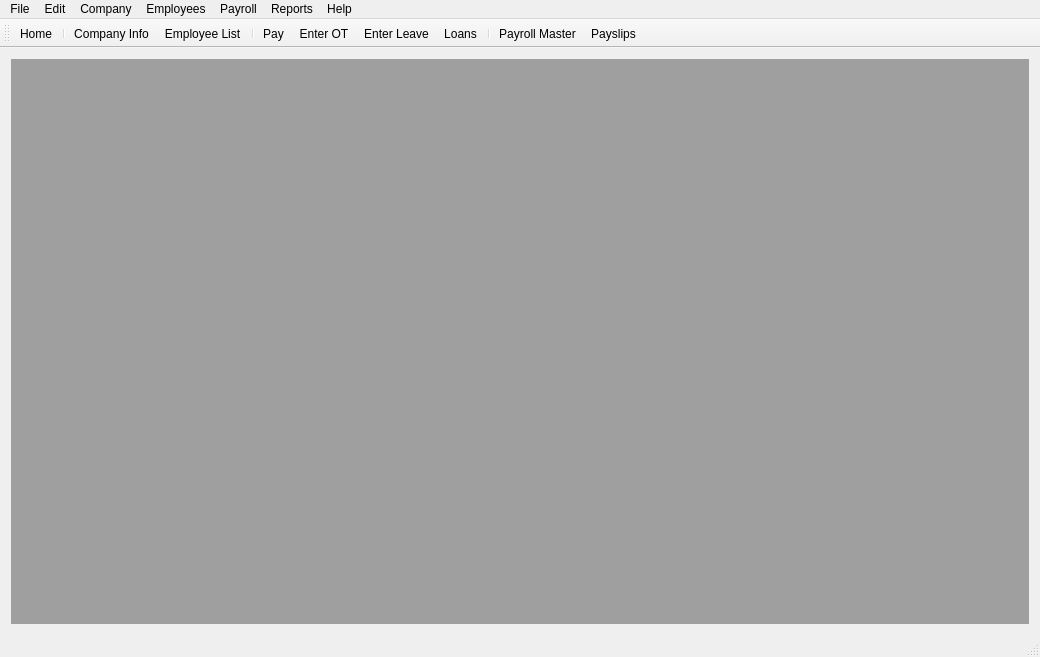
Before: the Qt Designer form payroll/payrollmainwindow.ui in jayjay-w/payroll, drawn with Qt 5.
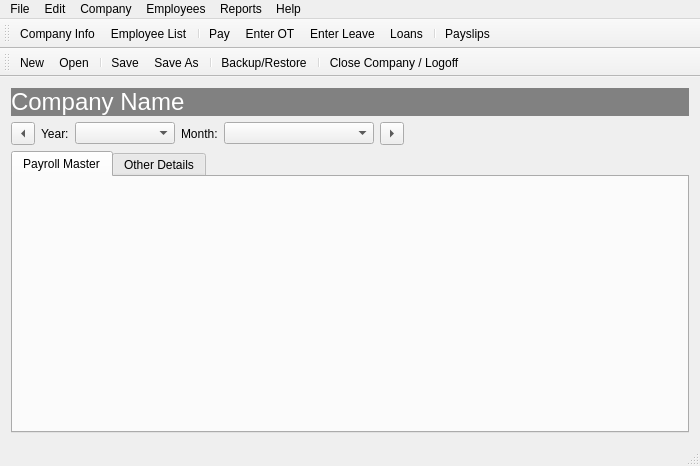
After: the same form once the commit is applied.

Patch:
```diff
--- a/payroll/payrollmainwindow.ui
+++ b/payroll/payrollmainwindow.ui
@@ -6,8 +6,8 @@
    <rect>
     <x>0</x>
     <y>0</y>
-    <width>1040</width>
-    <height>657</height>
+    <width>700</width>
+    <height>466</height>
    </rect>
   </property>
   <property name="windowTitle">
@@ -16,7 +16,111 @@
   <widget class="QWidget" name="centralWidget">
    <layout class="QVBoxLayout" name="verticalLayout">
     <item>
-     <widget class="QMdiArea" name="mdiArea"/>
+     <widget class="QLabel" name="lblCompanyAndCurrentMonth">
+      <property name="font">
+       <font>
+        <pointsize>18</pointsize>
+       </font>
+      </property>
+      <property name="styleSheet">
+       <string notr="true">background-color: rgb(129, 129, 129);
+color: rgb(255, 255, 255);</string>
+      </property>
+      <property name="text">
+       <string>Company Name</string>
+      </property>
+     </widget>
+    </item>
+    <item>
+     <layout class="QHBoxLayout" name="horizontalLayout">
+      <item>
+       <widget class="QToolButton" name="cmdMonthBack">
+        <property name="text">
+         <string>...</string>
+        </property>
+        <property name="toolButtonStyle">
+         <enum>Qt::ToolButtonIconOnly</enum>
+        </property>
+        <property name="arrowType">
+         <enum>Qt::LeftArrow</enum>
+        </property>
+       </widget>
+      </item>
+      <item>
+       <widget class="QLabel" name="label">
+        <property name="text">
+         <string>Year:</string>
+        </property>
+       </widget>
+      </item>
+      <item>
+       <widget class="QComboBox" name="cboYear">
+        <property name="minimumSize">
+         <size>
+          <width>100</width>
+          <height>0</height>
+         </size>
+        </property>
+       </widget>
+      </item>
+      <item>
+       <widget class="QLabel" name="label_2">
+        <property name="text">
+         <string>Month:</string>
+        </property>
+       </widget>
+      </item>
+      <item>
+       <widget class="QComboBox" name="cboMonth">
+        <property name="minimumSize">
+         <size>
+          <width>150</width>
+          <height>0</height>
+         </size>
+        </property>
+       </widget>
+      </item>
+      <item>
+       <widget class="QToolButton" name="cmdMonthNext">
+        <property name="text">
+         <string>...</string>
+        </property>
+        <property name="arrowType">
+         <enum>Qt::RightArrow</enum>
+        </property>
+       </widget>
+      </item>
+      <item>
+       <spacer name="horizontalSpacer">
+        <property name="orientation">
+         <enum>Qt::Horizontal</enum>
+        </property>
+        <property name="sizeHint" stdset="0">
+         <size>
+          <width>40</width>
+          <height>20</height>
+         </size>
+        </property>
+       </spacer>
+      </item>
+     </layout>
+    </item>
+    <item>
+     <widget class="QTabWidget" name="tabWidget">
+      <property name="currentIndex">
+       <number>0</number>
+      </property>
+      <widget class="QWidget" name="tab">
+       <attribute name="title">
+        <string>Payroll Master</string>
+       </attribute>
+      </widget>
+      <widget class="QWidget" name="tab_2">
+       <attribute name="title">
+        <string>Other Details</string>
+       </attribute>
+      </widget>
+     </widget>
     </item>
    </layout>
   </widget>
@@ -25,8 +129,8 @@
     <rect>
      <x>0</x>
      <y>0</y>
-     <width>1040</width>
-     <height>22</height>
+     <width>700</width>
+     <height>21</height>
     </rect>
    </property>
    <widget class="QMenu" name="menuFile">
@@ -79,13 +183,6 @@
     <addaction name="actionPayslips"/>
     <addaction name="actionAttendance"/>
    </widget>
-   <widget class="QMenu" name="menuPayroll">
-    <property name="title">
-     <string>Payroll</string>
-    </property>
-    <addaction name="actionPayroll_Master"/>
-    <addaction name="separator"/>
-   </widget>
    <widget class="QMenu" name="menuReports">
     <property name="title">
      <string>Reports</string>
@@ -107,7 +204,6 @@
    <addaction name="menuEdit"/>
    <addaction name="menuCompany"/>
    <addaction name="menuEmployees"/>
-   <addaction name="menuPayroll"/>
    <addaction name="menuReports"/>
    <addaction name="menuHelp"/>
   </widget>
@@ -118,8 +214,6 @@
    <attribute name="toolBarBreak">
     <bool>false</bool>
    </attribute>
-   <addaction name="actionHome"/>
-   <addaction name="separator"/>
    <addaction name="actionCompany_Info"/>
    <addaction name="actionEmployee_List"/>
    <addaction name="separator"/>
@@ -128,10 +222,29 @@
    <addaction name="actionEnter_Leave"/>
    <addaction name="actionLoans"/>
    <addaction name="separator"/>
-   <addaction name="actionPayroll_Master"/>
    <addaction name="actionPayslips_2"/>
   </widget>
   <widget class="QStatusBar" name="statusBar"/>
+  <widget class="QToolBar" name="toolBar">
+   <property name="windowTitle">
+    <string>toolBar</string>
+   </property>
+   <attribute name="toolBarArea">
+    <enum>TopToolBarArea</enum>
+   </attribute>
+   <attribute name="toolBarBreak">
+    <bool>true</bool>
+   </attribute>
+   <addaction name="action_New"/>
+   <addaction name="action_Open"/>
+   <addaction name="separator"/>
+   <addaction name="action_Save"/>
+   <addaction name="actionSave_As"/>
+   <addaction name="separator"/>
+   <addaction name="actionBackup_Restore"/>
+   <addaction name="separator"/>
+   <addaction name="actionClose_Company_Logoff"/>
+  </widget>
   <action name="actionBackup_Restore">
    <property name="text">
     <string>Backup/Restore</string>
@@ -282,6 +395,35 @@
     <string>About Payroll</string>
    </property>
   </action>
+  <action name="action_New">
+   <property name="text">
+    <string>&amp;New...</string>
+   </property>
+   <property name="shortcut">
+    <string>Ctrl+N</string>
+   </property>
+  </action>
+  <action name="action_Open">
+   <property name="text">
+    <string>&amp;Open...</string>
+   </property>
+   <property name="shortcut">
+    <string>Ctrl+O</string>
+   </property>
+  </action>
+  <action name="action_Save">
+   <property name="text">
+    <string>&amp;Save</string>
+   </property>
+   <property name="shortcut">
+    <string>Ctrl+S</string>
+   </property>
+  </action>
+  <action name="actionSave_As">
+   <property name="text">
+    <string>Save &amp;As...</string>
+   </property>
+  </action>
  </widget>
  <layoutdefault spacing="6" margin="11"/>
  <resources/>
```
Left out of the diff: 16 changed lines with no effect on the pictures.
